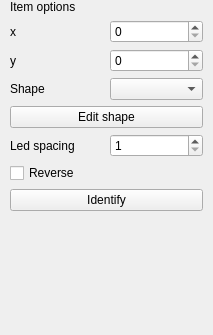
Old version of the form ui/ItemOptions.ui in the repository Fefedu973/OpenRGBVisualMapPlugin.
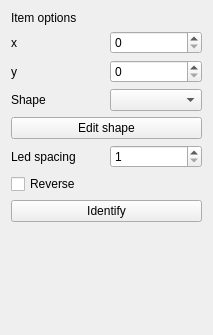
New version of the form.

Commit message: Fixing options layouts

What changed in the file:
```diff
--- a/ui/ItemOptions.ui
+++ b/ui/ItemOptions.ui
@@ -10,23 +10,19 @@
     <height>335</height>
    </rect>
   </property>
+  <property name="sizePolicy">
+   <sizepolicy hsizetype="Preferred" vsizetype="Minimum">
+    <horstretch>0</horstretch>
+    <verstretch>0</verstretch>
+   </sizepolicy>
+  </property>
   <property name="windowTitle">
    <string>Form</string>
   </property>
-  <widget class="QWidget" name="verticalLayoutWidget">
-   <property name="geometry">
-    <rect>
-     <x>10</x>
-     <y>0</y>
-     <width>193</width>
-     <height>322</height>
-    </rect>
-   </property>
-   <layout class="QVBoxLayout" name="verticalLayout" stretch="1,1,1,1,1,1,1,1,0">
-    <property name="spacing">
-     <number>6</number>
-    </property>
-    <item>
+  <layout class="QGridLayout" name="gridLayout">
+   <item row="0" column="0">
+    <layout class="QGridLayout" name="gridLayout_2">
+     <item row="0" column="0">
      <widget class="QLabel" name="label_4">
       <property name="sizePolicy">
        <sizepolicy hsizetype="Preferred" vsizetype="Maximum">
@@ -39,7 +35,7 @@
       </property>
      </widget>
     </item>
-    <item>
+     <item row="1" column="0">
      <layout class="QHBoxLayout" name="horizontalLayout">
       <item>
        <widget class="QLabel" name="zoneName">
@@ -57,7 +53,7 @@
       </item>
      </layout>
     </item>
-    <item>
+     <item row="2" column="0">
      <layout class="QHBoxLayout" name="horizontalLayout_2">
       <item>
        <widget class="QLabel" name="label">
@@ -75,7 +71,7 @@
       </item>
      </layout>
     </item>
-    <item>
+     <item row="3" column="0">
      <layout class="QHBoxLayout" name="horizontalLayout_3">
       <item>
        <widget class="QLabel" name="label_2">
@@ -89,14 +85,14 @@
       </item>
      </layout>
     </item>
-    <item>
+     <item row="4" column="0">
      <widget class="QPushButton" name="edit_shape_button">
       <property name="text">
        <string>Edit shape</string>
       </property>
      </widget>
     </item>
-    <item>
+     <item row="5" column="0">
      <layout class="QHBoxLayout" name="horizontalLayout_4">
       <item>
        <widget class="QLabel" name="led_spacing_label">
@@ -117,7 +113,7 @@
       </item>
      </layout>
     </item>
-    <item>
+     <item row="6" column="0">
      <layout class="QHBoxLayout" name="horizontalLayout_5">
       <item>
        <widget class="QCheckBox" name="reverse_checkBox">
@@ -128,14 +124,14 @@
       </item>
      </layout>
     </item>
-    <item>
+     <item row="7" column="0">
      <widget class="QPushButton" name="identifyButton">
       <property name="text">
        <string>Identify</string>
       </property>
      </widget>
     </item>
-    <item>
+     <item row="8" column="0">
      <spacer name="verticalSpacer">
       <property name="orientation">
        <enum>Qt::Vertical</enum>
@@ -149,7 +145,8 @@
      </spacer>
     </item>
    </layout>
-  </widget>
+   </item>
+  </layout>
  </widget>
  <resources/>
  <connections/>
```
Lines whose indentation alone changed are shown as unchanged. The commit also changes 2 other files.
